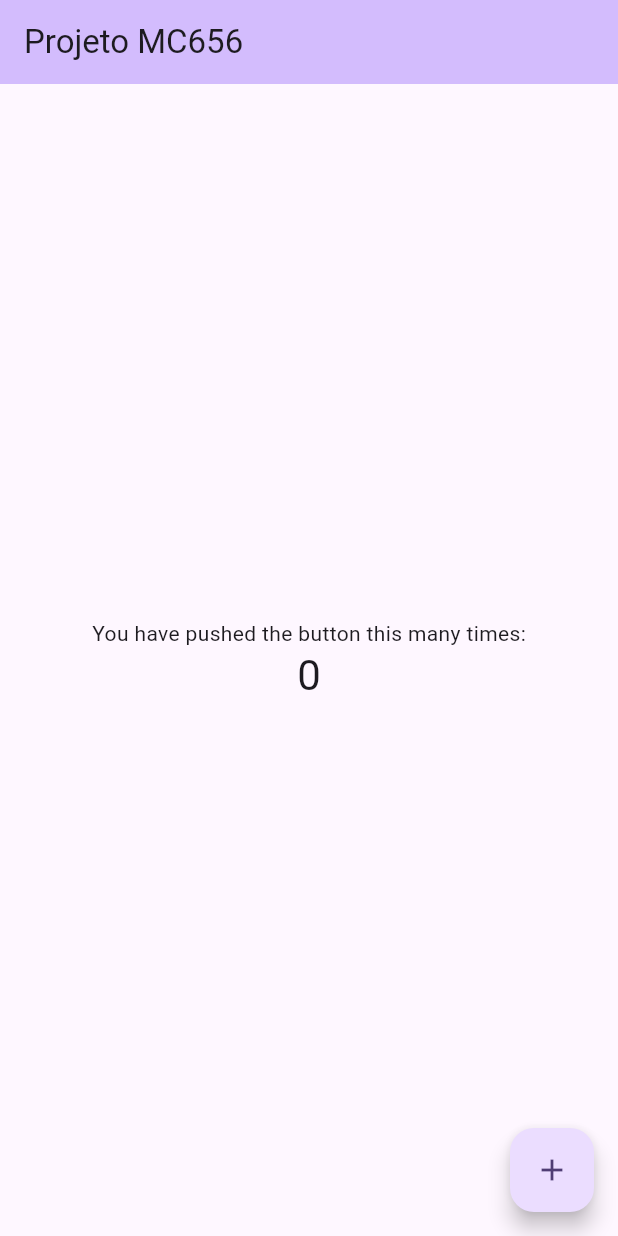
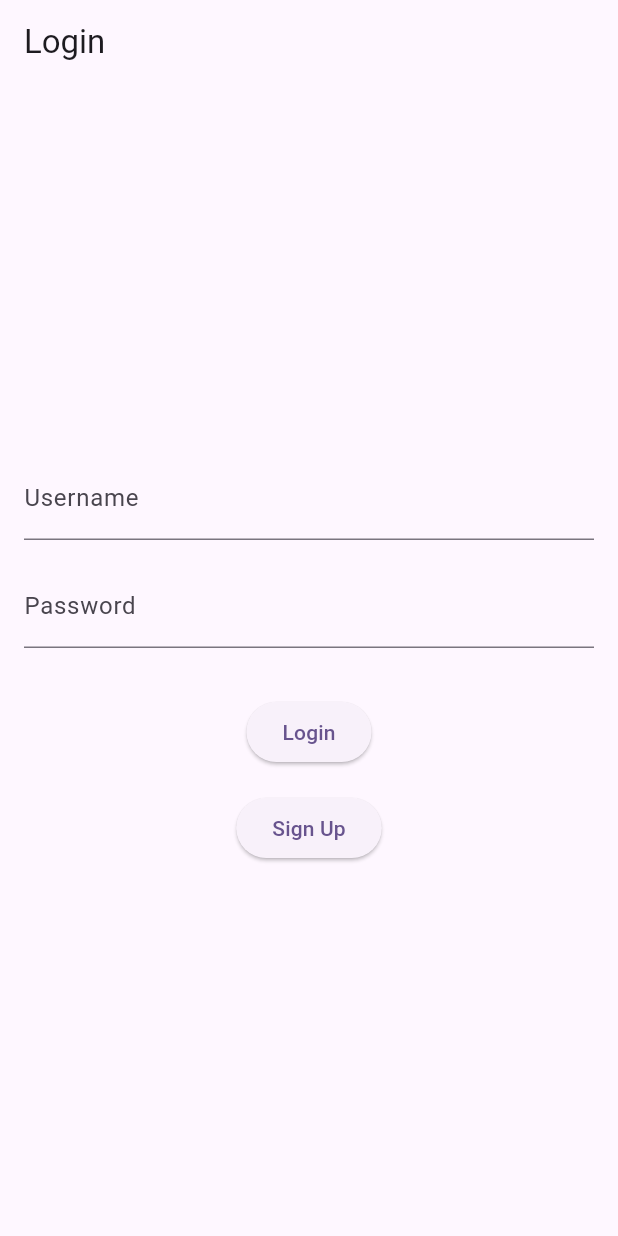
Before and after one commit to Joaotakaki1/mc656-final-project, a Flutter app: the screen it shows after launch, on a phone screen of 412 x 824 dp. Run offline on Flutter 3.47's test engine with Material 3 defaults, Android fonts, the phone set to English and light mode, and no system bars.

Commit message:
ajustando os arquivos nas pastas corretas e adicionando tela de login e cadastro

```diff
--- a/lib/main.dart
+++ b/lib/main.dart
@@ -1,5 +1,6 @@
 import 'package:flutter/material.dart';
 import 'package:mc656finalproject/screens/HomePage.dart';
+import 'package:mc656finalproject/screens/LoginScreen.dart';
 
 void main() {
   runApp(const MyApp());
@@ -13,6 +14,7 @@ class MyApp extends StatelessWidget {
   Widget build(BuildContext context) {
     return MaterialApp(
       title: 'Projeto MC656',
+      debugShowCheckedModeBanner: false,
       theme: ThemeData(
         // This is the theme of your application.
         //
@@ -32,7 +34,7 @@ class MyApp extends StatelessWidget {
         colorScheme: ColorScheme.fromSeed(seedColor: Colors.deepPurple),
         useMaterial3: true,
       ),
-      home: const HomePage(title: 'Projeto MC656'),
+      home: LoginScreen(),
     );
   }
 }
--- /dev/null
+++ b/lib/screens/LoginScreen.dart
@@ -0,0 +1,72 @@
+import 'package:flutter/material.dart';
+import 'package:mc656finalproject/screens/SignUp.dart';
+
+class LoginScreen extends StatefulWidget {
+  const LoginScreen({super.key});
+
+  @override
+  _LoginScreenState createState() => _LoginScreenState();
+}
+
+class _LoginScreenState extends State<LoginScreen> {
+  final TextEditingController _usernameController = TextEditingController();
+  final TextEditingController _passwordController = TextEditingController();
+
+  @override
+  Widget build(BuildContext context) {
+    return Scaffold(
+      appBar: AppBar(
+        title: const Text('Login'),
+      ),
+      body: Padding(
+        padding: const EdgeInsets.all(16.0),
+        child: Column(
+          mainAxisAlignment: MainAxisAlignment.center,
+          children: <Widget>[
+            TextField(
+              controller: _usernameController,
+              decoration: const InputDecoration(
+                labelText: 'Username',
+              ),
+            ),
+            const SizedBox(height: 16.0),
+            TextField(
+              controller: _passwordController,
+              decoration: const InputDecoration(
+                labelText: 'Password',
+              ),
+              obscureText: true,
+            ),
+            const SizedBox(height: 32.0),
+            ElevatedButton(
+              onPressed: () {
+                // Handle login logic here
+                String username = _usernameController.text;
+                String password = _passwordController.text;
+                print('Username: $username, Password: $password');
+              },
+              child: const Text('Login'),
+            ),
+            const SizedBox(height: 16.0), // Espaço entre os botões
+            ElevatedButton(
+              onPressed: () {
+                // Navegar para a página de cadastro
+                Navigator.push(
+                  context,
+                  MaterialPageRoute(builder: (context) => const SignUpPage()),
+                );
+              },
+              child: const Text('Sign Up'),
+            ),
+          ],
+        ),
+      ),
+    );
+  }
+}
+
+void main() {
+  runApp(const MaterialApp(
+    home: LoginScreen(),
+  ));
+}
--- a/lib/desafiosUsuario.dart
+++ b/lib/services/desafiosUsuario.dart
@@ -1,6 +1,6 @@
 import 'dart:convert';
 import 'dart:io';
-import 'desafio.dart';
+import '../models/desafio.dart';
 import 'dart:math';
 
 class DesafiosUsuario {
```
Also changed, not shown: lib/screens/SignUp.dart (added, +84 -0 lines), lib/models/desafio.dart (renamed from lib/desafio.dart), pubspec.lock, 1 other file.
